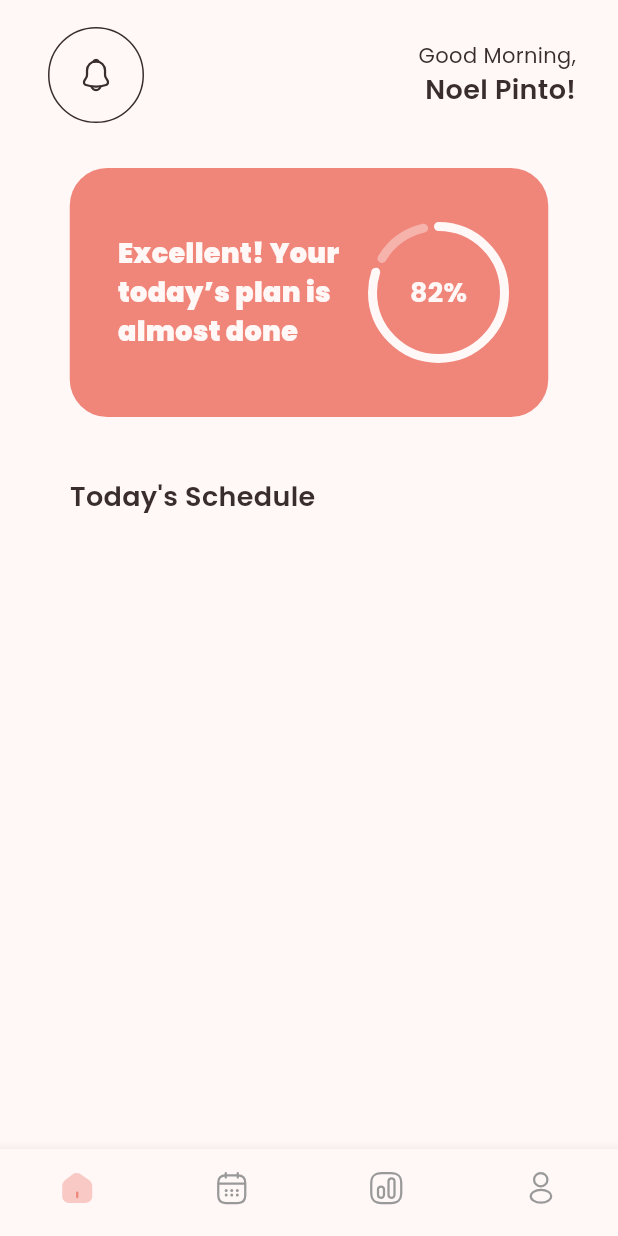
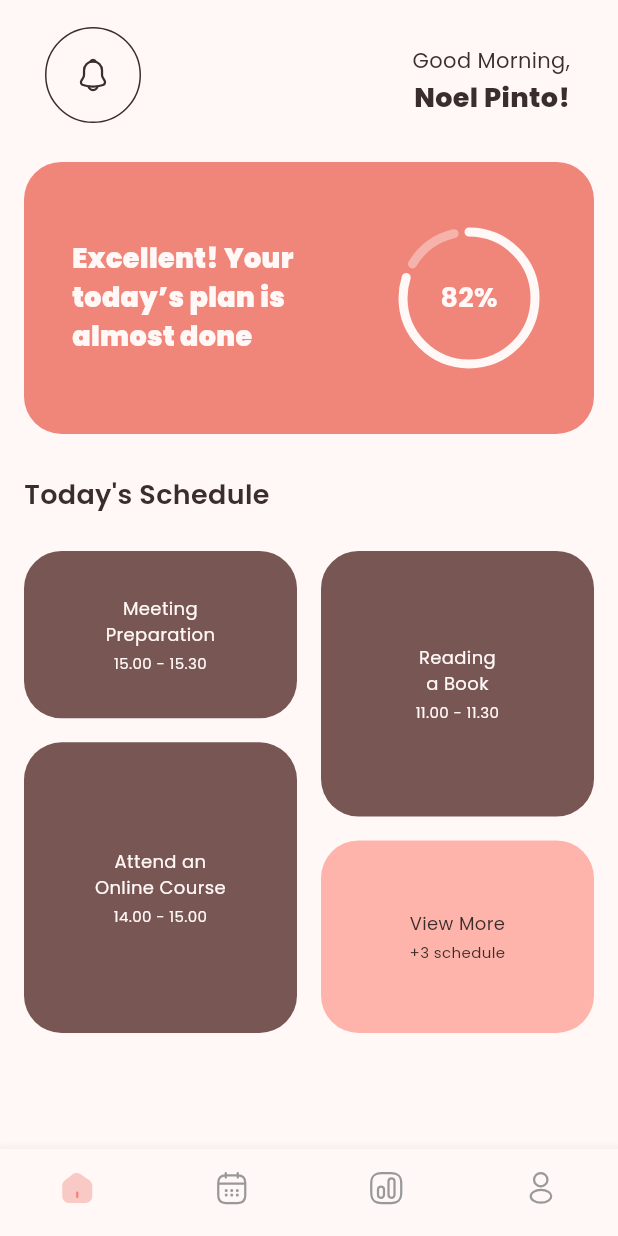
Before and after one commit to curiouslumber/Planora, a Flutter app: the screen it shows after launch, on a phone screen of 412 x 824 dp. Run offline on Flutter 3.47's test engine with Material 3 defaults, Android fonts, the phone set to English and light mode, and no system bars; our stand-ins replace flutter_svg, get, google_fonts.

Commit message:
added grid and pages

```diff
--- a/lib/main.dart
+++ b/lib/main.dart
@@ -1,4 +1,4 @@
-import 'package:easy_scheduler/views/home.dart';
+import 'package:easy_scheduler/views/home_page.dart';
 import 'package:flutter/material.dart';
 import 'package:get/get.dart';
 import 'package:google_fonts/google_fonts.dart';
@@ -35,7 +35,7 @@ class MyApp extends StatelessWidget {
       ),
       title: 'Easy Scheduler',
       debugShowCheckedModeBanner: false,
-      home: Home(),
+      home: LayoutPage(),
     );
   }
 }
--- /dev/null
+++ b/lib/views/home_page.dart
@@ -0,0 +1,139 @@
+import 'package:easy_scheduler/views/pages/home.dart';
+import 'package:flutter/material.dart';
+import 'package:flutter_svg/flutter_svg.dart';
+
+class LayoutPage extends StatefulWidget {
+  const LayoutPage({super.key});
+
+  @override
+  State<LayoutPage> createState() => _LayoutPageState();
+}
+
+class _LayoutPageState extends State<LayoutPage> {
+  int _currentIndex = 0;
+  int _previousIndex = 0;
+  final PageController _pageController = PageController();
+
+  // Flag to control whether the custom (direct) animation overlay is active.
+  bool _isCustomTransitionActive = false;
+
+  final List<Widget> _pages = [
+    Center(child: Home()),
+    Center(child: Text('Calendar Page', style: TextStyle(fontSize: 24))),
+    Center(child: Text('Activity Page', style: TextStyle(fontSize: 24))),
+    Center(child: Text('Profile Page', style: TextStyle(fontSize: 24))),
+  ];
+
+  // Called when a bottom nav item is tapped.
+  void _onBottomNavTap(int index) {
+    // If the difference is greater than 1, use a direct custom transition.
+    if ((index - _currentIndex).abs() > 1) {
+      setState(() {
+        _previousIndex = _currentIndex;
+        _currentIndex = index;
+        _isCustomTransitionActive = true;
+      });
+      // Jump immediately without animating through intermediate pages.
+      _pageController.jumpToPage(index);
+      // Disable the custom overlay after the transition duration.
+      Future.delayed(Duration(milliseconds: 300), () {
+        if (mounted) {
+          setState(() {
+            _isCustomTransitionActive = false;
+          });
+        }
+      });
+    } else {
+      // For adjacent pages, animate normally.
+      setState(() {
+        _previousIndex = _currentIndex;
+        _currentIndex = index;
+      });
+      _pageController.animateToPage(
+        index,
+        duration: Duration(milliseconds: 300),
+        curve: Curves.easeInOut,
+      );
+    }
+  }
+
+  @override
+  void dispose() {
+    _pageController.dispose();
+    super.dispose();
+  }
+
+  @override
+  Widget build(BuildContext context) {
+    return Scaffold(
+      // Use a Stack to overlay the custom transition animation when needed.
+      body: Stack(
+        children: [
+          // The PageView supports swipe gestures.
+          PageView(
+            controller: _pageController,
+            onPageChanged: (index) {
+              setState(() {
+                _currentIndex = index;
+              });
+            },
+            children: _pages,
+          ),
+          // When a non-adjacent bottom nav tap occurs,
+          // overlay an AnimatedSwitcher that directly transitions between pages.
+          if (_isCustomTransitionActive)
+            AnimatedSwitcher(
+              duration: Duration(milliseconds: 300),
+              transitionBuilder: (child, animation) {
+                // Determine slide direction based on page order.
+                final isForward = _currentIndex > _previousIndex;
+                final offsetTween = Tween<Offset>(
+                  begin: Offset(isForward ? 1.0 : -1.0, 0.0),
+                  end: Offset(0.0, 0.0),
+                );
+                return SlideTransition(
+                  position: offsetTween.animate(animation),
+                  child: child,
+                );
+              },
+              // Use a key based on _currentIndex to trigger the switch.
+              child: Container(
+                key: ValueKey<int>(_currentIndex),
+                child: _pages[_currentIndex],
+              ),
+            ),
+        ],
+      ),
+      bottomNavigationBar: BottomNavigationBar(
+        currentIndex: _currentIndex,
+        showSelectedLabels: false,
+        showUnselectedLabels: false,
+        type: BottomNavigationBarType.fixed,
+        selectedItemColor: Color(0xffF0857A),
+        onTap: _onBottomNavTap,
+        items: [
+          BottomNavigationBarItem(
+            icon: SvgPicture.asset('assets/icons/home-2.svg'),
+            activeIcon: SvgPicture.asset('assets/icons/home-2-selected.svg'),
+            label: 'Home',
+          ),
+          BottomNavigationBarItem(
+            icon: SvgPicture.asset('assets/icons/calendar.svg'),
+            activeIcon: SvgPicture.asset('assets/icons/calendar-selected.svg'),
+            label: 'Calendar',
+          ),
+          BottomNavigationBarItem(
+            icon: SvgPicture.asset('assets/icons/chart-2.svg'),
+            activeIcon: SvgPicture.asset('assets/icons/calendar-selected.svg'),
+            label: 'Activity',
+          ),
+          BottomNavigationBarItem(
+            icon: SvgPicture.asset('assets/icons/profile.svg'),
+            activeIcon: SvgPicture.asset('assets/icons/calendar-selected.svg'),
+            label: 'Profile',
+          ),
+        ],
+      ),
+    );
+  }
+}
--- a/lib/views/home.dart
+++ b/lib/views/pages/home.dart
@@ -1,3 +1,4 @@
+import 'package:easy_scheduler/widgets/home_grid.dart';
 import 'package:flutter/material.dart';
 import 'package:flutter_svg/svg.dart';
 import 'package:get/get.dart';
@@ -18,10 +19,10 @@ class _HomeState extends State<Home> {
     return Scaffold(
       appBar: AppBar(
         toolbarHeight: 100,
-        actionsPadding: EdgeInsets.only(right: 28),
+        actionsPadding: EdgeInsets.only(right: 32),
         leadingWidth: 100,
         leading: Padding(
-          padding: const EdgeInsets.only(left: 28),
+          padding: const EdgeInsets.only(left: 24),
           child: Stack(
             alignment: Alignment.center,
             children: [
@@ -50,6 +51,7 @@ class _HomeState extends State<Home> {
             crossAxisAlignment: CrossAxisAlignment.end,
             mainAxisAlignment: MainAxisAlignment.center,
             children: [
+              SizedBox(height: 8),
               Text(
                 'Good Morning,',
                 style: TextStyle(
@@ -58,11 +60,12 @@ class _HomeState extends State<Home> {
                   fontSize: 14,
                 ),
               ),
+              SizedBox(height: 2),
               Text(
                 'Noel Pinto!',
                 style: TextStyle(
                   fontFamily: GoogleFonts.poppins().fontFamily,
-                  fontWeight: FontWeight.w600,
+                  fontWeight: FontWeight.w800,
                   color: context.theme.colorScheme.inverseSurface,
                   fontSize: 18,
                 ),
@@ -73,15 +76,15 @@ class _HomeState extends State<Home> {
         backgroundColor: context.theme.colorScheme.surface,
       ),
       body: Padding(
-        padding: const EdgeInsets.symmetric(vertical: 12),
+        padding: const EdgeInsets.symmetric(vertical: 8, horizontal: 16),
         child: Center(
           child: Column(
             crossAxisAlignment: CrossAxisAlignment.start,
-            spacing: 40,
+            spacing: 24,
             children: [
               Container(
-                height: 166,
-                width: 319,
+                margin: EdgeInsets.only(bottom: 4),
+                height: context.height * 0.22,
                 padding: EdgeInsets.symmetric(horizontal: 32),
                 decoration: BoxDecoration(
                   color: Color(0xffF0857A),
@@ -137,6 +140,9 @@ class _HomeState extends State<Home> {
                 ),
               ),
               Column(
+                mainAxisAlignment: MainAxisAlignment.start,
+                crossAxisAlignment: CrossAxisAlignment.start,
+                spacing: 24,
                 children: [
                   Text(
                     'Today\'s Schedule',
@@ -147,59 +153,13 @@ class _HomeState extends State<Home> {
                       fontWeight: FontWeight.w600,
                     ),
                   ),
+                  TwoColumnRandomGrid(),
                 ],
               ),
             ],
           ),
         ),
       ),
-      bottomNavigationBar: Theme(
-        data: Theme.of(context).copyWith(
-          splashFactory: NoSplash.splashFactory,
-          splashColor: Colors.transparent,
-          highlightColor: Colors.transparent,
-        ),
-        child: BottomNavigationBar(
-          currentIndex: currentIndex,
-          showSelectedLabels: false,
-          showUnselectedLabels: false,
-          type: BottomNavigationBarType.fixed,
-          selectedItemColor: Color(0xffF0857A),
-          onTap: (value) {
-            setState(() {
-              currentIndex = value;
-            });
-          },
-          items: [
-            BottomNavigationBarItem(
-              icon: SvgPicture.asset('assets/icons/home-2.svg'),
-              activeIcon: SvgPicture.asset('assets/icons/home-2-selected.svg'),
-              label: 'Home',
-            ),
-            BottomNavigationBarItem(
-              icon: SvgPicture.asset('assets/icons/calendar.svg'),
-              activeIcon: SvgPicture.asset(
-                'assets/icons/calendar-selected.svg',
-              ),
-              label: 'Calendar',
-            ),
-            BottomNavigationBarItem(
-              icon: SvgPicture.asset('assets/icons/chart-2.svg'),
-              activeIcon: SvgPicture.asset(
-                'assets/icons/calendar-selected.svg',
-              ),
-              label: 'Activity',
-            ),
-            BottomNavigationBarItem(
-              icon: SvgPicture.asset('assets/icons/profile.svg'),
-              activeIcon: SvgPicture.asset(
-                'assets/icons/calendar-selected.svg',
-              ),
-              label: 'Profile',
-            ),
-          ],
-        ),
-      ),
     );
   }
 }
--- /dev/null
+++ b/lib/widgets/home_grid.dart
@@ -0,0 +1,195 @@
+import 'dart:math';
+import 'package:flutter/material.dart';
+import 'package:get/get_utils/get_utils.dart';
+
+class TwoColumnRandomGrid extends StatelessWidget {
+  final Random random = Random();
+  final double minHeight = 100; // Minimum height for each block
+
+  TwoColumnRandomGrid({super.key});
+
+  @override
+  Widget build(BuildContext context) {
+    // Total height for the container (e.g. 39% of screen height)
+    final double totalHeight = MediaQuery.of(context).size.height * 0.39;
+    // Vertical spacing between the two blocks in a column
+    final double verticalSpacing = 16;
+    // Available height in each column after subtracting the spacing
+    final double availableHeight = totalHeight - verticalSpacing;
+
+    // For each column, reserve the minimum height for 2 blocks.
+    final double requiredMin = 2 * minHeight;
+    assert(
+      availableHeight >= requiredMin,
+      'Not enough height to allocate the minimum height for both blocks.',
+    );
+
+    // Extra height available to distribute
+    final double extra = availableHeight - requiredMin;
+
+    // For Column 1: generate a random split.
+    final double r1 = random.nextDouble();
+    final double col1Item1 = minHeight + r1 * extra;
+    final double col1Item2 = minHeight + (1 - r1) * extra;
+
+    // For Column 2: generate a random split.
+    final double r2 = random.nextDouble();
+    final double col2Item1 = minHeight + r2 * extra;
+    final double col2Item2 = minHeight + (1 - r2) * extra;
+
+    return SizedBox(
+      height: totalHeight,
+      child: Row(
+        mainAxisAlignment: MainAxisAlignment.spaceEvenly,
+        crossAxisAlignment: CrossAxisAlignment.start,
+        children: [
+          // First Column
+          Expanded(
+            child: Column(
+              children: [
+                Container(
+                  height: col1Item1,
+                  decoration: BoxDecoration(
+                    color: context.theme.colorScheme.secondary,
+                    borderRadius: BorderRadius.circular(25),
+                  ),
+                  child: Center(
+                    child: Column(
+                      mainAxisAlignment: MainAxisAlignment.center,
+                      crossAxisAlignment: CrossAxisAlignment.center,
+                      spacing: 4,
+                      children: [
+                        Text(
+                          "Meeting\nPreparation",
+                          textAlign: TextAlign.center,
+                          style: TextStyle(
+                            fontSize: 12,
+                            color: context.theme.colorScheme.surface,
+                          ),
+                        ),
+                        Text(
+                          "15.00 - 15.30",
+                          textAlign: TextAlign.center,
+                          style: TextStyle(
+                            fontSize: 10,
+                            color: context.theme.colorScheme.surface,
+                          ),
+                        ),
+                      ],
+                    ),
+                  ),
+                ),
+                SizedBox(height: verticalSpacing),
+                Container(
+                  height: col1Item2,
+                  decoration: BoxDecoration(
+                    color: context.theme.colorScheme.secondary,
+                    borderRadius: BorderRadius.circular(25),
+                  ),
+                  child: Center(
+                    child: Column(
+                      mainAxisAlignment: MainAxisAlignment.center,
+                      crossAxisAlignment: CrossAxisAlignment.center,
+                      spacing: 4,
+                      children: [
+                        Text(
+                          "Attend an\nOnline Course",
+                          textAlign: TextAlign.center,
+                          style: TextStyle(
+                            fontSize: 12,
+                            color: context.theme.colorScheme.surface,
+                          ),
+                        ),
+                        Text(
+                          "14.00 - 15.00",
+                          textAlign: TextAlign.center,
+                          style: TextStyle(
+                            fontSize: 10,
+                            color: context.theme.colorScheme.surface,
+                          ),
+                        ),
+                      ],
+                    ),
+                  ),
+                ),
+              ],
+            ),
+          ),
+          SizedBox(width: 16),
+          // Second Column
+          Expanded(
+            child: Column(
+              children: [
+                Container(
+                  height: col2Item1,
+                  decoration: BoxDecoration(
+                    color: context.theme.colorScheme.secondary,
+                    borderRadius: BorderRadius.circular(25),
+                  ),
+                  child: Center(
+                    child: Column(
+                      mainAxisAlignment: MainAxisAlignment.center,
+                      crossAxisAlignment: CrossAxisAlignment.center,
+                      spacing: 4,
+                      children: [
+                        Text(
+                          "Reading\na Book",
+                          textAlign: TextAlign.center,
+                          style: TextStyle(
+                            fontSize: 12,
+                            color: context.theme.colorScheme.surface,
+                          ),
+                        ),
+                        Text(
+                          "11.00 - 11.30",
+                          textAlign: TextAlign.center,
+                          style: TextStyle(
+                            fontSize: 10,
+                            color: context.theme.colorScheme.surface,
+                          ),
+                        ),
+                      ],
+                    ),
+                  ),
+                ),
+                SizedBox(height: verticalSpacing),
+                Container(
+                  height: col2Item2,
+                  decoration: BoxDecoration(
+                    color: context.theme.colorScheme.inversePrimary,
+                    borderRadius: BorderRadius.circular(25),
+                  ),
+                  child: Center(
+                    child: Column(
+                      mainAxisAlignment: MainAxisAlignment.center,
+                      crossAxisAlignment: CrossAxisAlignment.center,
+                      spacing: 4,
+                      children: [
+                        Text(
+                          "View More",
+                          textAlign: TextAlign.center,
+                          style: TextStyle(
+                            fontSize: 12,
+                            color: context.theme.colorScheme.inverseSurface,
+                          ),
+                        ),
+                        Text(
+                          "+3 schedule",
+                          textAlign: TextAlign.center,
+                          style: TextStyle(
+                            fontSize: 10,
+                            color: context.theme.colorScheme.inverseSurface,
+                          ),
+                        ),
+                      ],
+                    ),
+                  ),
+                ),
+              ],
+            ),
+          ),
+        ],
+      ),
+    );
+  }
+}
--- a/pubspec.yaml
+++ b/pubspec.yaml
@@ -11,6 +11,7 @@ dependencies:
   cupertino_icons: ^1.0.8
   flutter:
     sdk: flutter
+  flutter_staggered_grid_view: ^0.7.0
   flutter_svg: ^2.0.17
   get: ^4.7.2
   google_fonts: ^6.2.1
```
Also changed, not shown: assets/icons/home-2.svg, pubspec.lock.
